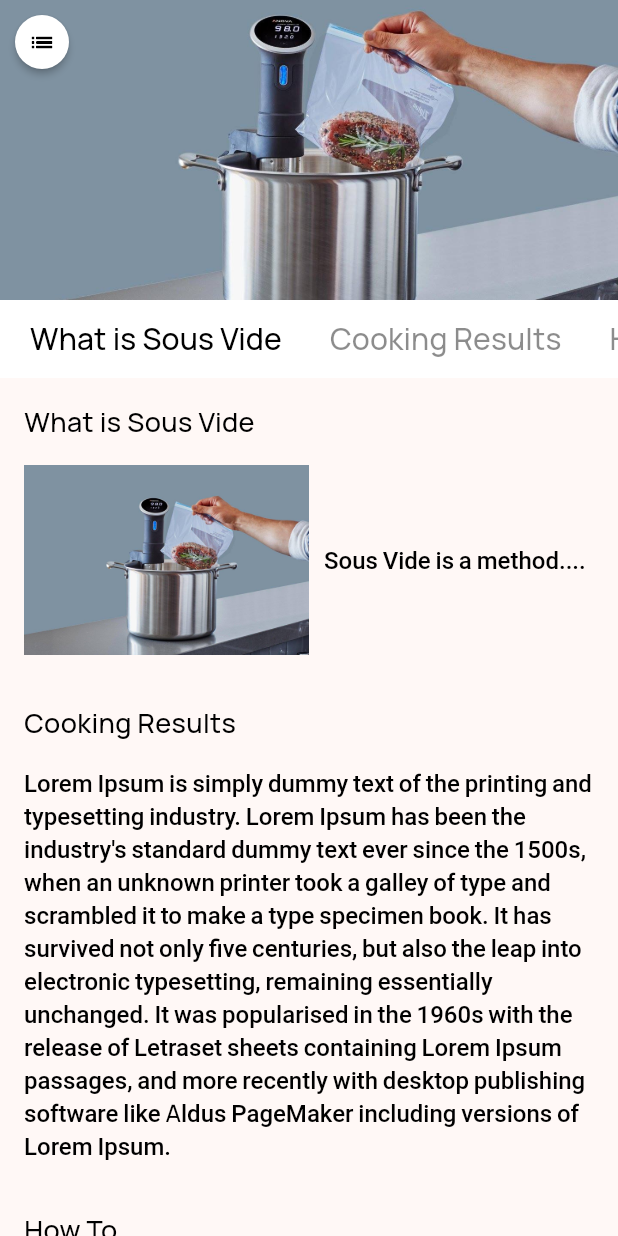
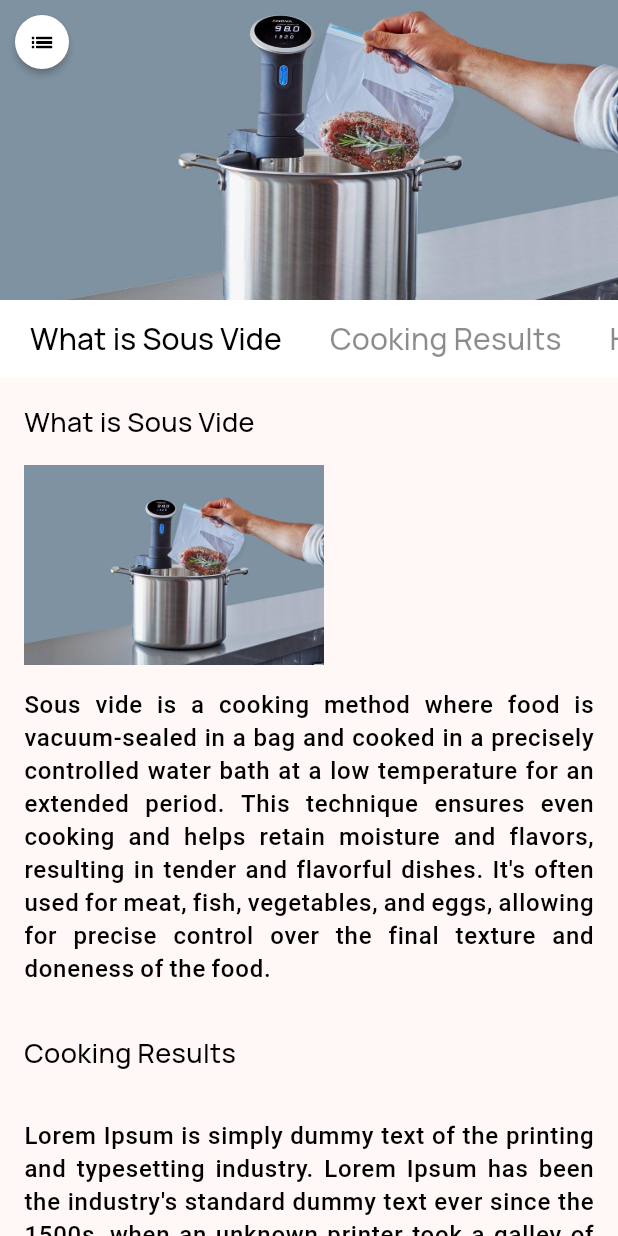
Before and after one commit to datsabahandude/SousVide, a Flutter app: the screen it shows after launch, on a phone screen of 412 x 824 dp. Run offline on Flutter 3.47's test engine with Material 3 defaults, Android fonts, the phone set to English and light mode, and no system bars; our stand-ins replace get, google_fonts, image_picker, lottie, smooth_page_indicator.

Commit message:
update 'what is sv?' #1

```diff
--- a/lib/components/topic_card.dart
+++ b/lib/components/topic_card.dart
@@ -6,12 +6,13 @@ class TopicCard extends StatelessWidget {
   final String? image;
   @override
   Widget build(BuildContext context) {
-    return Flex(
+    return Wrap(
       direction: Axis.horizontal,
+      spacing: 15,
+      runSpacing: 15,
       children: [
         image != null
-            ? Container(
-                padding: const EdgeInsets.only(right: 10),
+            ? SizedBox(
                 width: 200,
                 // height: 200,
                 child: Image.asset(
@@ -20,21 +21,18 @@ class TopicCard extends StatelessWidget {
                 ),
               )
             : Container(),
-        Expanded(
-          child: DefaultTextStyle(
+        DefaultTextStyle(
           style: const TextStyle(color: Colors.black54),
-            child: Column(
-              crossAxisAlignment: CrossAxisAlignment.start,
-              children: [
-                Text(
+          child: Text(
             title,
+            textAlign: TextAlign.justify,
+            // overflow: TextOverflow.ellipsis,
+            // maxLines: 1,
             style: const TextStyle(
               fontWeight: FontWeight.w500,
               fontSize: 16,
+              letterSpacing: 0.5,
               color: Colors.black,
-                  ),
-                ),
-              ],
             ),
           ),
         )
--- a/lib/models/topic.dart
+++ b/lib/models/topic.dart
@@ -15,7 +15,8 @@ final List<TopicCategory> theTopics = [
     category: "What is Sous Vide",
     topics: [
       Topic(
-        title: 'Sous Vide is a method....',
+        title:
+            'Sous vide is a cooking method where food is vacuum-sealed in a bag and cooked in a precisely controlled water bath at a low temperature for an extended period. This technique ensures even cooking and helps retain moisture and flavors, resulting in tender and flavorful dishes. It\'s often used for meat, fish, vegetables, and eggs, allowing for precise control over the final texture and doneness of the food.',
         image: "assets/images/sousvide.jpg",
       )
     ],
```
Lines whose indentation alone changed are shown as unchanged.
